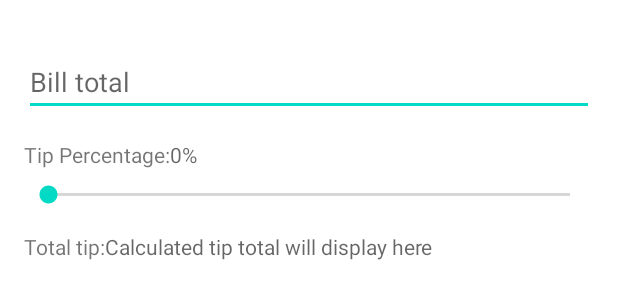
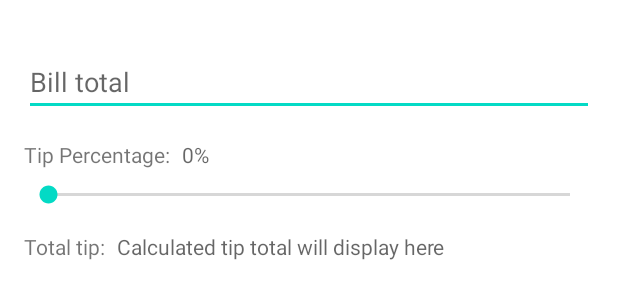
Before and after one commit to jean-t86/tip-calculator, an Android app: the layout activity_main.xml on its own in the app's theme, with its tools: preview values and no code run, on a phone screen of 412 x 824 dp. Shown: the top 300 px of the screen. Run offline under Robolectric (Android 15) with nearby library versions, the phone set to English and light mode, and no system bars.

Commit message:
Update and polish UI

```diff
--- a/app/src/main/res/layout/activity_main.xml
+++ b/app/src/main/res/layout/activity_main.xml
@@ -31,6 +31,8 @@
         android:id="@+id/tvTipPercentageValue"
         android:layout_width="wrap_content"
         android:layout_height="wrap_content"
+        android:layout_marginStart="@dimen/half_standard_padding_margin"
+        android:layout_marginEnd="@dimen/half_standard_padding_margin"
         android:hint="@string/tip_percentage_hint"
         app:layout_constraintStart_toEndOf="@id/tvTipPercentage"
         app:layout_constraintTop_toTopOf="@id/tvTipPercentage" />
@@ -58,6 +60,8 @@
         android:id="@+id/tvCalculatedTip"
         android:layout_width="wrap_content"
         android:layout_height="wrap_content"
+        android:layout_marginStart="@dimen/half_standard_padding_margin"
+        android:layout_marginEnd="@dimen/half_standard_padding_margin"
         android:hint="@string/tip_total_hint"
         app:layout_constraintStart_toEndOf="@id/tvTotalTip"
         app:layout_constraintTop_toTopOf="@id/tvTotalTip" />
```
